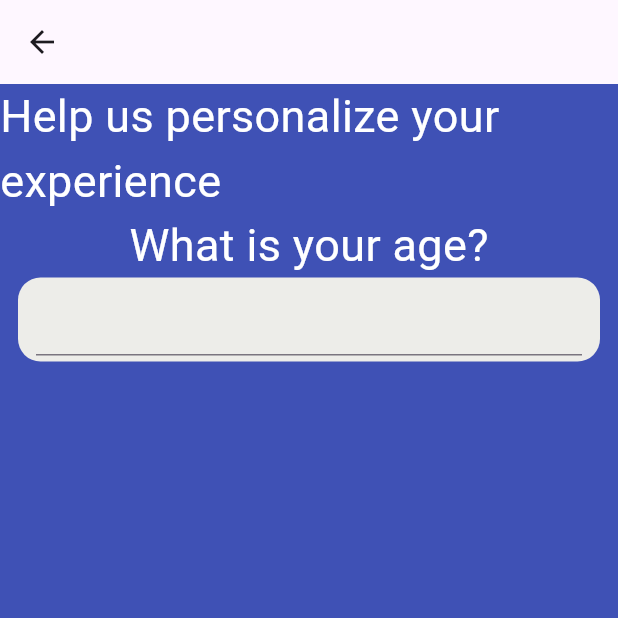
After one commit to Tyler202208/fall_detection, a Flutter app: the PersonalInfoScreen screen opened by its route, on a phone screen of 412 x 824 dp, the top half of it. The commit adds this screen. Run offline on Flutter 3.47's test engine with Material 3 defaults, Android fonts, the phone set to English and light mode, and no system bars; our stand-ins replace battery_plus, cloud_firestore, connectivity_plus, firebase_auth, firebase_core; accounts and stored records are empty; statements that could not run were skipped.

Commit message:
personal info pages

```diff
--- a/lib/main.dart
+++ b/lib/main.dart
@@ -3,6 +3,7 @@ import 'package:senior_fall_detection/home_screen.dart';
 import 'package:senior_fall_detection/log_in_screen.dart';
 import 'package:senior_fall_detection/navigation_screen.dart';
 import 'package:firebase_core/firebase_core.dart';
+import 'package:senior_fall_detection/personal_info_screen.dart';
 import 'package:senior_fall_detection/sign_in_screen.dart';
 import 'package:senior_fall_detection/splash_screen.dart';
 import 'firebase_options.dart';
@@ -32,7 +33,8 @@ class MyApp extends StatelessWidget {
         '/': (context) => SplashScreen(),
         '/home': (context) => NavigationScreen(),
         '/signup': (context) => SignUpScreen(),
-        '/login': (context) => LogInScreen()
+        '/login': (context) => LogInScreen(),
+        '/person_info': (context) => PersonalInfoScreen(),
 
       },
 
--- /dev/null
+++ b/lib/personal_info_screen.dart
@@ -0,0 +1,54 @@
+import 'package:flutter/material.dart';
+import 'package:senior_fall_detection/constants.dart';
+
+class PersonalInfoScreen extends StatefulWidget {
+  const PersonalInfoScreen({super.key});
+
+  @override
+  State<PersonalInfoScreen> createState() => _PersonalInfoScreenState();
+}
+
+class _PersonalInfoScreenState extends State<PersonalInfoScreen> {
+  final _ageController = TextEditingController();
+
+  @override
+  Widget build(BuildContext context) {
+    return Scaffold(
+      backgroundColor: primary_color,
+      appBar: AppBar(),
+      body: Column(
+        children: [
+          Text(
+            "Help us personalize your experience",
+            style: TextStyle(
+              color: Colors.white,
+              fontSize: 30
+            ),
+          ),
+          Text(
+            "What is your age?",
+            style: TextStyle(
+                color: Colors.white,
+                fontSize: 30
+            ),
+          ),
+          Container(
+            margin: EdgeInsets.symmetric(horizontal: 12),
+            padding: EdgeInsets.symmetric(horizontal: 12, vertical: 4),
+            decoration: BoxDecoration(
+                color: card_color,
+                borderRadius: BorderRadius.circular(15)
+            ),
+            child: TextFormField(
+              controller: _ageController,
+              validator: (value) => value == null || value is num ? 'Enter a valid age' : null,
+            ),
+          )
+
+
+        ],
+      ),
+
+    );
+  }
+}
--- a/lib/profile.dart
+++ b/lib/profile.dart
@@ -257,7 +257,7 @@ class _ProfileState extends State<Profile> {
                     ),
                   ),
                   title: Text('Name'),
-                  subtitle: Text('Margaret Johnson'),
+                  subtitle: Text(user_name),
                 ),
                 ExpansionTile(
                   leading:  CircleAvatar(
--- a/lib/sign_in_screen.dart
+++ b/lib/sign_in_screen.dart
@@ -45,7 +45,7 @@ class _SignUpScreenState extends State<SignUpScreen> {
             }
           );
         }
-        Navigator.pushReplacementNamed(context, "/home");
+        Navigator.pushReplacementNamed(context, "/personal_info");
       }
       catch(e){
         setState(() {
```
